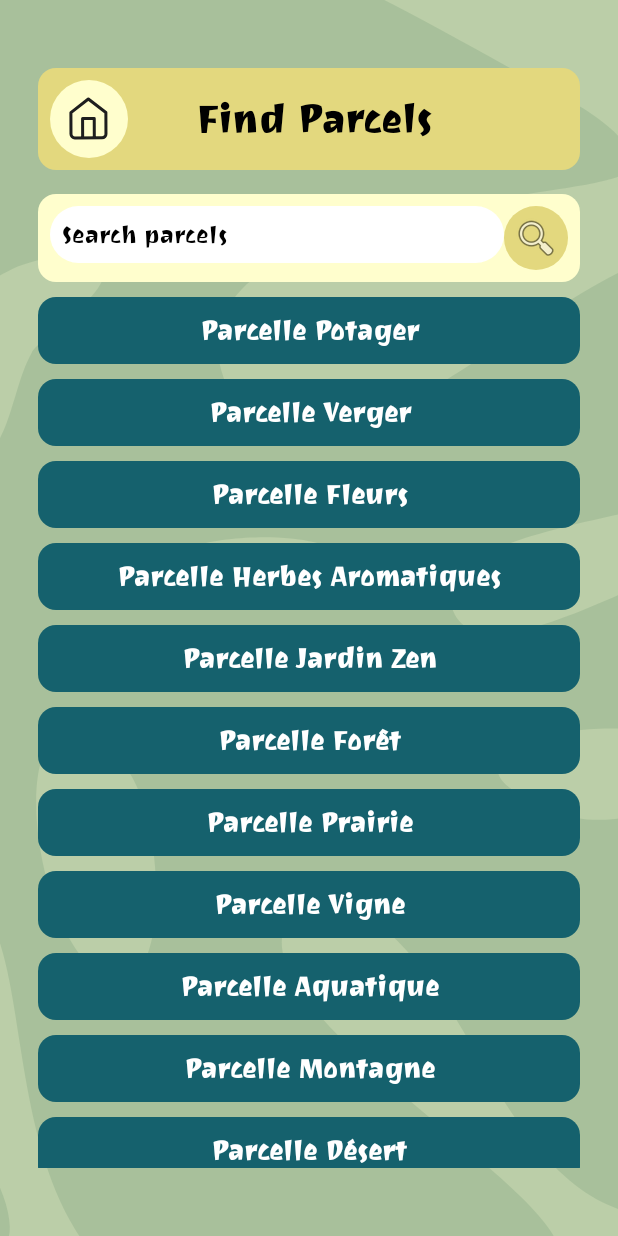
After one commit to DrHurel/EcoPlant, an Android app built with Jetpack Compose: the FindParcelActivity screen opened directly, with no data from a screen before it, on a phone screen of 412 x 824 dp. The commit adds this screen. Run offline under Robolectric (Android 15) with nearby library versions, the phone set to English and light mode, and no system bars; 3 statements that could not run were skipped.

Commit message:
search parcel page done

```diff
--- a/app/src/main/AndroidManifest.xml
+++ b/app/src/main/AndroidManifest.xml
@@ -17,6 +17,9 @@
         android:supportsRtl="true"
         android:theme="@style/Theme.EcoPlant"
         tools:targetApi="31">
+        <activity
+            android:name=".FindParcelActivity"
+            android:exported="false" />
         <activity
             android:name=".ParcelsActivity"
             android:exported="false" />
--- /dev/null
+++ b/app/src/main/java/fr/hureljeremy/gitea/ecoplant/FindParcelActivity.kt
@@ -0,0 +1,107 @@
+package fr.hureljeremy.gitea.ecoplant
+
+import android.os.Bundle
+import android.view.inputmethod.EditorInfo
+import android.widget.EditText
+import android.widget.ImageButton
+import android.widget.Toast
+import androidx.recyclerview.widget.LinearLayoutManager
+import androidx.recyclerview.widget.RecyclerView
+import fr.hureljeremy.gitea.ecoplant.framework.BaseActivity
+import fr.hureljeremy.gitea.ecoplant.framework.Inject
+import fr.hureljeremy.gitea.ecoplant.framework.Page
+import fr.hureljeremy.gitea.ecoplant.services.NavigationService
+
+@Page(route = "find_parcel", isDefault = false)
+class FindParcelActivity :  BaseActivity() {
+    @Inject
+    private lateinit var navigationService: NavigationService
+
+    private lateinit var recyclerView: RecyclerView
+    private lateinit var adapter: FindParcelAdapter
+    private lateinit var allParcelItems: List<FindParcelItem>
+
+    override fun onCreate(savedInstanceState: Bundle?) {
+        super.onCreate(savedInstanceState)
+        setContentView(R.layout.find_parcel_page)
+
+        // Configuration du bouton Home
+        findViewById<ImageButton>(R.id.home_button).setOnClickListener {
+            navigationService.navigate(this, "home")
+        }
+
+        // Configuration de la barre de recherche
+        val searchEditText = findViewById<EditText>(R.id.search_parcels)
+        val searchButton = findViewById<ImageButton>(R.id.search_button)
+
+        searchButton.setOnClickListener {
+            performSearch(searchEditText.text.toString())
+        }
+
+        searchEditText.setOnEditorActionListener { _, actionId, _ ->
+            if (actionId == EditorInfo.IME_ACTION_SEARCH) {
+                performSearch(searchEditText.text.toString())
+                return@setOnEditorActionListener true
+            }
+            false
+        }
+
+        recyclerView = findViewById(R.id.find_parcels_recycler_view)
+        recyclerView.layoutManager = LinearLayoutManager(this)
+        allParcelItems = createSampleData()
+        adapter = FindParcelAdapter(allParcelItems) { parcel ->
+            Toast.makeText(this, "Parcelle sélectionnée: ${parcel.name}", Toast.LENGTH_SHORT).show()
+            // Ajouter ici la navigation vers les détails de la parcelle si nécessaire
+        }
+
+        recyclerView.adapter = adapter
+
+    }
+
+    private fun performSearch(query: String) {
+        if (query.isEmpty()) {
+            adapter.updateData(allParcelItems)
+            return
+        }
+
+        val filteredList = allParcelItems.filter {
+            it.name.contains(query, ignoreCase = true)
+        }
+        adapter.updateData(filteredList)
+    }
+
+    private fun createSampleData(): List<FindParcelItem> {
+        return listOf(
+            FindParcelItem(1, "Parcelle Potager"),
+            FindParcelItem(2, "Parcelle Verger"),
+            FindParcelItem(3, "Parcelle Fleurs"),
+            FindParcelItem(4, "Parcelle Herbes Aromatiques"),
+            FindParcelItem(5, "Parcelle Jardin Zen"),
+            FindParcelItem(6, "Parcelle Forêt"),
+            FindParcelItem(7, "Parcelle Prairie"),
+            FindParcelItem(8, "Parcelle Vigne"),
+            FindParcelItem(9, "Parcelle Aquatique"),
+            FindParcelItem(10, "Parcelle Montagne"),
+            FindParcelItem(11, "Parcelle Désert"),
+            FindParcelItem(12, "Parcelle Tropicale"),
+            FindParcelItem(13, "Parcelle Arctique"),
+            FindParcelItem(14, "Parcelle Urbain"),
+            FindParcelItem(15, "Parcelle Historique"),
+            FindParcelItem(16, "Parcelle Biodiversité"),
+            FindParcelItem(17, "Parcelle Écologique"),
+            FindParcelItem(18, "Parcelle Communautaire"),
+            FindParcelItem(19, "Parcelle Éducative"),
+            FindParcelItem(20, "Parcelle Récréative"),
+            FindParcelItem(21, "Parcelle Artisanale"),
+            FindParcelItem(22, "Parcelle Scientifique"),
+            FindParcelItem(23, "Parcelle Artistique"),
+            FindParcelItem(24, "Parcelle Sportive"),
+            FindParcelItem(25, "Parcelle Technologique"),
+            FindParcelItem(26, "Parcelle Gastronomique"),
+            FindParcelItem(27, "Parcelle Aquaponique"),
+            FindParcelItem(28, "Parcelle Hydroponique"),
+            FindParcelItem(29, "Parcelle Permaculture"),
+            FindParcelItem(30, "Parcelle Agroforesterie"),
+        )
+    }
+}
--- /dev/null
+++ b/app/src/main/java/fr/hureljeremy/gitea/ecoplant/FindParcelAdapter.kt
@@ -0,0 +1,38 @@
+package fr.hureljeremy.gitea.ecoplant
+
+import android.view.LayoutInflater
+import android.view.View
+import android.view.ViewGroup
+import android.widget.TextView
+import androidx.recyclerview.widget.RecyclerView
+
+class FindParcelAdapter(
+    private var parcelItems: List<FindParcelItem>,
+    private val onItemClick: (FindParcelItem) -> Unit
+) : RecyclerView.Adapter<FindParcelAdapter.ViewHolder>() {
+
+    class ViewHolder(itemView: View) : RecyclerView.ViewHolder(itemView) {
+        val textView: TextView = itemView.findViewById(R.id.parcel_name)
+    }
+
+    override fun onCreateViewHolder(parent: ViewGroup, viewType: Int): ViewHolder {
+        val view = LayoutInflater.from(parent.context)
+            .inflate(R.layout.find_parcel_item, parent, false)
+        return ViewHolder(view)
+    }
+
+    override fun onBindViewHolder(holder: ViewHolder, position: Int) {
+        val item = parcelItems[position]
+        holder.textView.hint = item.name
+        holder.itemView.setOnClickListener {
+            onItemClick(item)
+        }
+    }
+
+    override fun getItemCount() = parcelItems.size
+
+    fun updateData(newList: List<FindParcelItem>) {
+        parcelItems = newList
+        notifyDataSetChanged()
+    }
+}
--- /dev/null
+++ b/app/src/main/java/fr/hureljeremy/gitea/ecoplant/FindParcelItem.kt
@@ -0,0 +1,6 @@
+package fr.hureljeremy.gitea.ecoplant
+
+data class FindParcelItem(
+    val id: Long,
+    val name: String
+)
--- a/app/src/main/java/fr/hureljeremy/gitea/ecoplant/MainActivity.kt
+++ b/app/src/main/java/fr/hureljeremy/gitea/ecoplant/MainActivity.kt
@@ -40,5 +40,9 @@ class MainActivity  : BaseActivity() {
         findViewById<ImageButton>(R.id.my_parcels_button).setOnClickListener {
             navigationService.navigate(this, "parcels")
         }
+
+        findViewById<ImageButton>(R.id.search_button).setOnClickListener {
+            navigationService.navigate(this, "find_parcel")
+        }
     }
 }
--- /dev/null
+++ b/app/src/main/res/layout/find_parcel_item.xml
@@ -0,0 +1,14 @@
+<?xml version="1.0" encoding="utf-8"?>
+<TextView xmlns:android="http://schemas.android.com/apk/res/android"
+    android:id="@+id/parcel_name"
+    android:layout_width="match_parent"
+    android:layout_height="wrap_content"
+    android:fontFamily="@font/joti_one"
+    android:hint="test"
+    android:textColorHint="@color/white"
+    android:gravity="center"
+    android:textStyle="bold"
+    android:layout_marginTop="10dp"
+    android:background="@drawable/rounded_background_low"
+    android:backgroundTint="@color/deep_teal"
+    android:textSize="18sp" />
--- /dev/null
+++ b/app/src/main/res/layout/find_parcel_page.xml
@@ -0,0 +1,113 @@
+<?xml version="1.0" encoding="utf-8"?>
+<FrameLayout xmlns:android="http://schemas.android.com/apk/res/android"
+    android:layout_width="match_parent"
+    android:layout_height="match_parent"
+    android:background="@color/olive_color">
+
+    <!-- Image en arrière-plan -->
+    <ImageView
+        android:id="@+id/pic_imageview"
+        android:layout_width="wrap_content"
+        android:layout_height="wrap_content"
+        android:layout_gravity="center"
+        android:importantForAccessibility="no"
+        android:scaleType="center"
+        android:src="@drawable/background_leaf" />
+
+    <!-- Contenu principal -->
+    <LinearLayout
+        android:layout_width="match_parent"
+        android:layout_height="match_parent"
+        android:orientation="vertical"
+        android:layout_marginTop="45dp"
+        android:layout_marginBottom="25dp"
+        android:layout_marginHorizontal="25dp"
+        >
+
+        <LinearLayout
+            android:layout_width="match_parent"
+            android:layout_height="wrap_content"
+            android:orientation="horizontal"
+            android:background="@drawable/rounded_background_low"
+            android:backgroundTint="@color/beige_color"
+            android:gravity="center_vertical"
+            android:padding="8dp">
+
+            <ImageButton
+                android:layout_width="wrap_content"
+                android:layout_height="wrap_content"
+                android:id="@+id/home_button"
+                android:src="@drawable/home"
+                android:background="@drawable/round"
+                android:backgroundTint="@color/light_cream"
+                android:contentDescription="@string/home"
+                android:importantForAccessibility="yes" />
+
+            <View
+                android:layout_width="0dp"
+                android:layout_height="0dp"
+                android:layout_weight="1" />
+
+            <TextView
+                android:layout_width="wrap_content"
+                android:layout_height="wrap_content"
+                android:hint="@string/find_parcels"
+                android:textColorHint="@color/black"
+                android:textSize="26sp"
+                android:textStyle="bold"
+                android:fontFamily="@font/joti_one"
+                android:id="@+id/my_parcels_title"/>
+
+            <View
+                android:layout_width="0dp"
+                android:layout_height="0dp"
+                android:layout_weight="2" />
+        </LinearLayout>
+
+        <LinearLayout
+            android:layout_width="match_parent"
+            android:layout_height="wrap_content"
+            android:orientation="horizontal"
+            android:background="@drawable/rounded_background_low"
+            android:backgroundTint="@color/light_cream"
+            android:layout_marginTop="16dp"
+            android:padding="8dp">
+
+            <EditText
+                android:id="@+id/search_parcels"
+                android:layout_width="0dp"
+                android:layout_height="wrap_content"
+                android:layout_weight="1"
+                android:background="@drawable/rounded_background"
+                android:fontFamily="@font/joti_one"
+                android:backgroundTint="@color/white"
+                android:textColorHint="@color/black"
+                android:hint="@string/search_parcels"
+                android:padding="8dp"
+                android:textSize="16sp"
+                android:inputType="text"
+                android:imeOptions="actionSearch"
+                android:maxLines="1" />
+
+            <ImageButton
+                android:id="@+id/search_button"
+                android:layout_width="wrap_content"
+                android:layout_height="wrap_content"
+                android:src="@android:drawable/ic_menu_search"
+                android:background="@drawable/round"
+                android:backgroundTint="@color/beige_color"
+                android:padding="5dp"
+                android:contentDescription="@string/search"
+                android:importantForAccessibility="yes" />
+        </LinearLayout>
+
+        <androidx.recyclerview.widget.RecyclerView
+            android:id="@+id/find_parcels_recycler_view"
+            android:layout_width="match_parent"
+            android:layout_height="0dp"
+            android:layout_weight="1"
+            android:layout_marginBottom="20dp" />
+
+
+    </LinearLayout>
+</FrameLayout>
--- a/app/src/main/res/values/strings.xml
+++ b/app/src/main/res/values/strings.xml
@@ -48,5 +48,8 @@
     <string name="password">Password</string>
     <string name="confirm_password">Confirm password</string>
     <string name="login">Login</string>
-    <string name="create_a_new_parcel">Create a new parcel</string> <!-- Should be replace with a real value store in a secret  -->
+    <string name="create_a_new_parcel">Create a new parcel</string>
+    <string name="find_parcels">Find Parcels</string>
+    <string name="search_parcels">Search parcels</string>
+    <string name="search">Search</string> <!-- Should be replace with a real value store in a secret  -->
 </resources>
```
